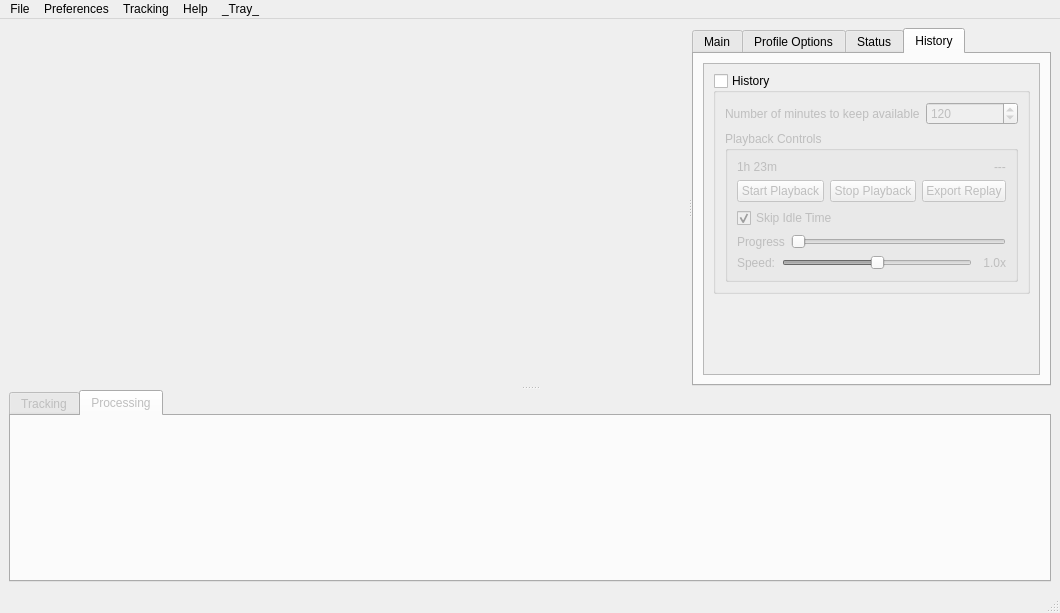
The window that mousetracks2/gui/ui/layout.ui (huntfx/MouseTracks) describes before a commit, drawn with Qt 5.
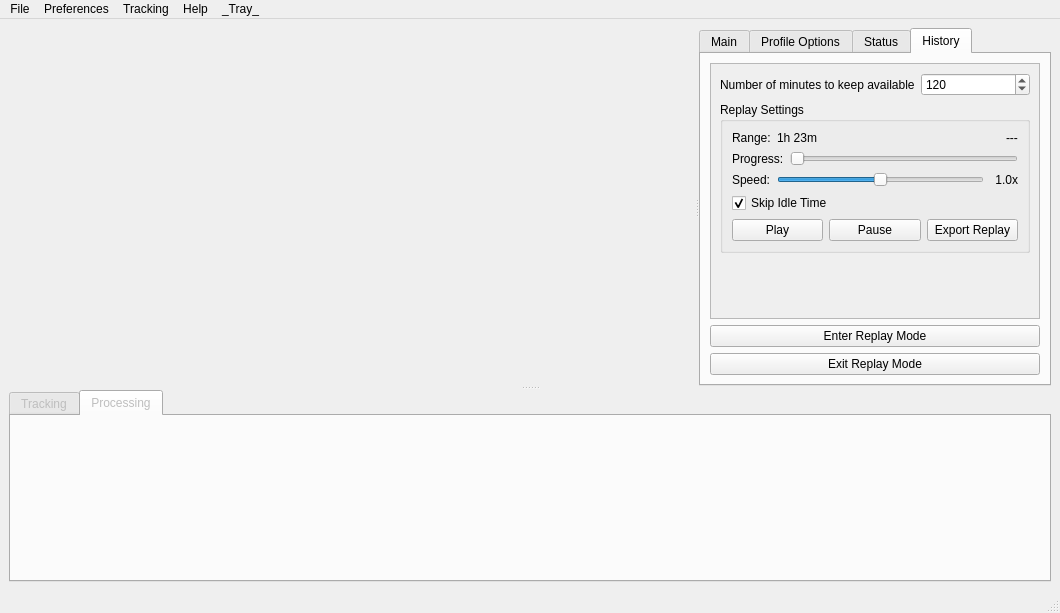
The same window after the commit. The open tabs and pages were chosen to show the change. Custom widgets are drawn as their Qt base class.

Commit message: Rework playback UI

```diff
--- a/mousetracks2/gui/ui/layout.ui
+++ b/mousetracks2/gui/ui/layout.ui
@@ -2125,18 +2125,6 @@
              </property>
              <layout class="QVBoxLayout" name="verticalLayout_19">
               <item>
-               <widget class="QGroupBox" name="history_enabled">
-                <property name="title">
-                 <string>History</string>
-                </property>
-                <property name="checkable">
-                 <bool>true</bool>
-                </property>
-                <property name="checked">
-                 <bool>false</bool>
-                </property>
-                <layout class="QVBoxLayout" name="verticalLayout_12">
-                 <item>
                   <layout class="QHBoxLayout" name="horizontalLayout">
                    <item>
                     <widget class="QLabel" name="label_7">
@@ -2151,7 +2139,7 @@
                    <item>
                     <widget class="QSpinBox" name="history_length">
                      <property name="minimum">
-                      <number>1</number>
+                   <number>0</number>
                      </property>
                      <property name="maximum">
                       <number>9999</number>
@@ -2166,11 +2154,18 @@
                  <item>
                   <widget class="QGroupBox" name="groupBox">
                    <property name="title">
-                    <string>Playback Controls</string>
+                 <string>Replay Settings</string>
                    </property>
                    <layout class="QVBoxLayout" name="verticalLayout_16">
                     <item>
                      <layout class="QHBoxLayout" name="horizontalLayout_14">
+                   <item>
+                    <widget class="QLabel" name="label_35">
+                     <property name="text">
+                      <string>Range:</string>
+                     </property>
+                    </widget>
+                   </item>
                       <item>
                        <widget class="QLabel" name="playback_start">
                         <property name="text">
@@ -2197,47 +2192,12 @@
                       </item>
                      </layout>
                     </item>
-                    <item>
-                     <layout class="QHBoxLayout" name="horizontalLayout_12">
-                      <item>
-                       <widget class="QPushButton" name="playback_play">
-                        <property name="text">
-                         <string>Start Playback</string>
-                        </property>
-                       </widget>
-                      </item>
-                      <item>
-                       <widget class="QPushButton" name="playback_stop">
-                        <property name="text">
-                         <string>Stop Playback</string>
-                        </property>
-                       </widget>
-                      </item>
-                      <item>
-                       <widget class="QPushButton" name="playback_export">
-                        <property name="text">
-                         <string>Export Replay</string>
-                        </property>
-                       </widget>
-                      </item>
-                     </layout>
-                    </item>
-                    <item>
-                     <widget class="QCheckBox" name="playback_skip">
-                      <property name="text">
-                       <string>Skip Idle Time</string>
-                      </property>
-                      <property name="checked">
-                       <bool>true</bool>
-                      </property>
-                     </widget>
-                    </item>
                     <item>
                      <layout class="QHBoxLayout" name="horizontalLayout_15">
                       <item>
                        <widget class="QLabel" name="label_37">
                         <property name="text">
-                         <string>Progress</string>
+                      <string>Progress:</string>
                         </property>
                         <property name="buddy">
                          <cstring>playback_progress</cstring>
@@ -2305,8 +2265,40 @@
                       </item>
                      </layout>
                     </item>
-                   </layout>
-                  </widget>
+                 <item>
+                  <widget class="QCheckBox" name="playback_skip">
+                   <property name="text">
+                    <string>Skip Idle Time</string>
+                   </property>
+                   <property name="checked">
+                    <bool>true</bool>
+                   </property>
+                  </widget>
+                 </item>
+                 <item>
+                  <layout class="QHBoxLayout" name="horizontalLayout_12">
+                   <item>
+                    <widget class="QPushButton" name="playback_play">
+                     <property name="text">
+                      <string>Play</string>
+                     </property>
+                    </widget>
+                   </item>
+                   <item>
+                    <widget class="QPushButton" name="playback_pause">
+                     <property name="text">
+                      <string>Pause</string>
+                     </property>
+                    </widget>
+                   </item>
+                   <item>
+                    <widget class="QPushButton" name="playback_export">
+                     <property name="text">
+                      <string>Export Replay</string>
+                     </property>
+                    </widget>
+                   </item>
+                  </layout>
                  </item>
                 </layout>
                </widget>
@@ -2328,6 +2320,20 @@
             </widget>
            </widget>
           </item>
+          <item>
+           <widget class="QPushButton" name="playback_enter">
+            <property name="text">
+             <string>Enter Replay Mode</string>
+            </property>
+           </widget>
+          </item>
+          <item>
+           <widget class="QPushButton" name="playback_exit">
+            <property name="text">
+             <string>Exit Replay Mode</string>
+            </property>
+           </widget>
+          </item>
          </layout>
         </widget>
        </widget>
```
Left out of the diff: 3 changed lines with no effect on the pictures. Lines whose indentation alone changed are shown as unchanged. The commit also changes 3 other files.
